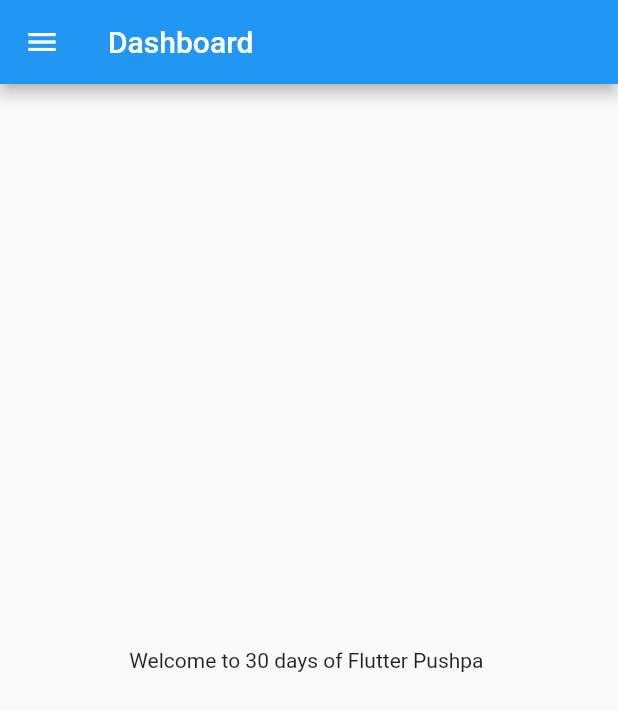
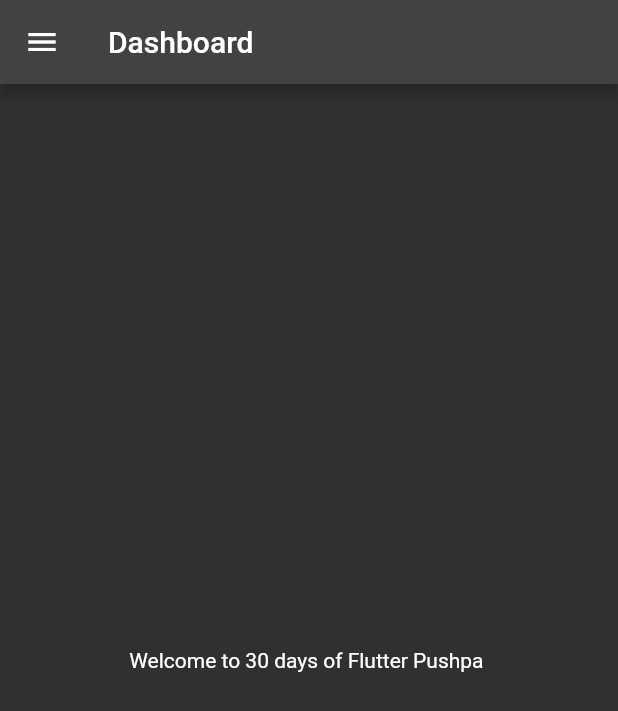
Before and after one commit to PushpendraSharam/30-Days-of-Flutter, a Flutter app: the Home_page screen opened directly, on a phone screen of 412 x 824 dp. Shown: the top 711 px of the screen. Run offline on Flutter 3.47's test engine with Material 2 defaults, Android fonts, the phone set to English and light mode, and no system bars.

Commit message:
Day Three Completed

```diff
--- a/lib/Screens/Home_Page.dart
+++ b/lib/Screens/Home_Page.dart
@@ -17,6 +17,11 @@ class Home_page extends StatelessWidget{
        ),
        drawer: Drawer(),
    );
+
+   showText(int day)
+    {
+
+    }
   }
 
 }
--- a/lib/main.dart
+++ b/lib/main.dart
@@ -14,7 +14,11 @@ class MyApp extends StatelessWidget {
   @override
   Widget build(BuildContext context) {
     return MaterialApp(
-      home:  Home_page(),
+      initialRoute: "/login",
+      theme: ThemeData(primarySwatch: Colors.red),
+      themeMode: ThemeMode.dark,
+      darkTheme: ThemeData(brightness: Brightness.dark),
+      routes: {"/": (context) => Home_page(), "/login": (context) => Login()},
     );
   }
 }
```
